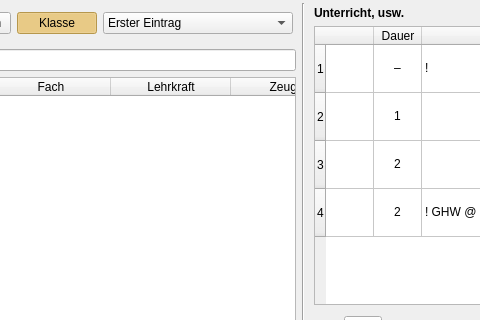
Qt form wz-data/ui/course_editor.ui (gradgrind/WZ3) before a commit; both pictures show x 253 to 733 and y 0 to 320 of the 849 by 601 pixel window.
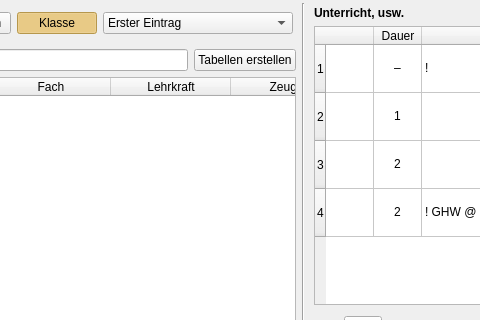
The same form after that commit. Icons and pictures are not drawn.

Commit message: Start work on ui for course tables

The edit to the form file:
```diff
--- a/wz-data/ui/course_editor.ui
+++ b/wz-data/ui/course_editor.ui
@@ -175,6 +175,13 @@
          </property>
         </widget>
        </item>
+       <item>
+        <widget class="QPushButton" name="make_tables">
+         <property name="text">
+          <string>Tabellen erstellen</string>
+         </property>
+        </widget>
+       </item>
       </layout>
      </item>
      <item>
```
The commit also changes 3 other files.
